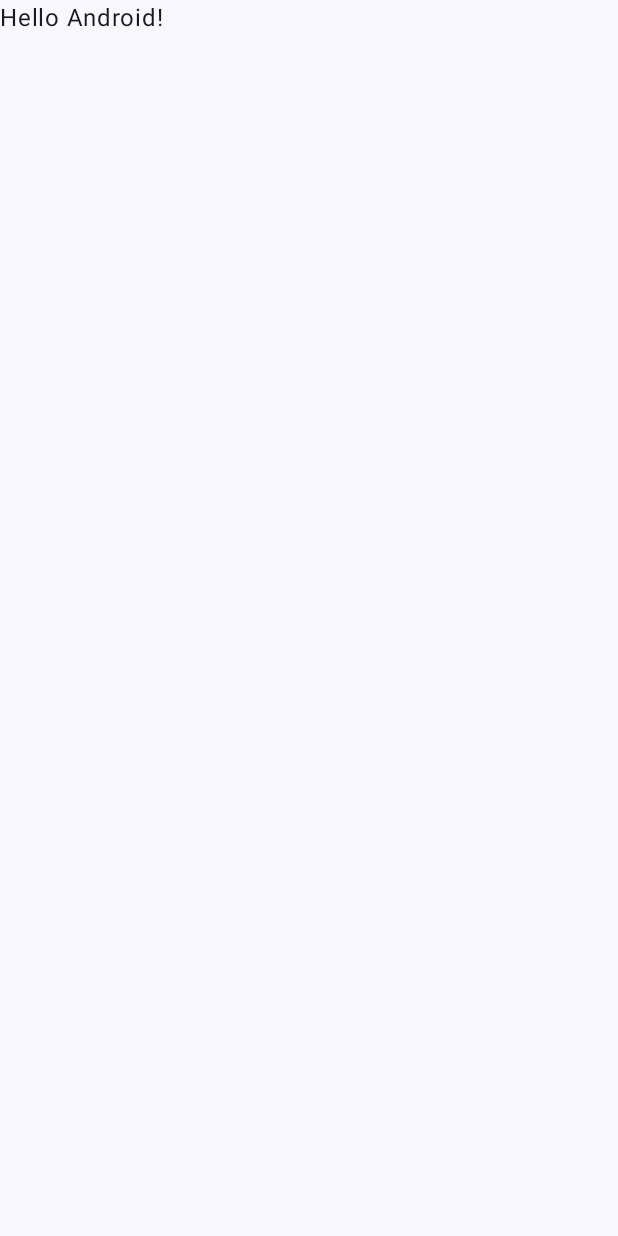
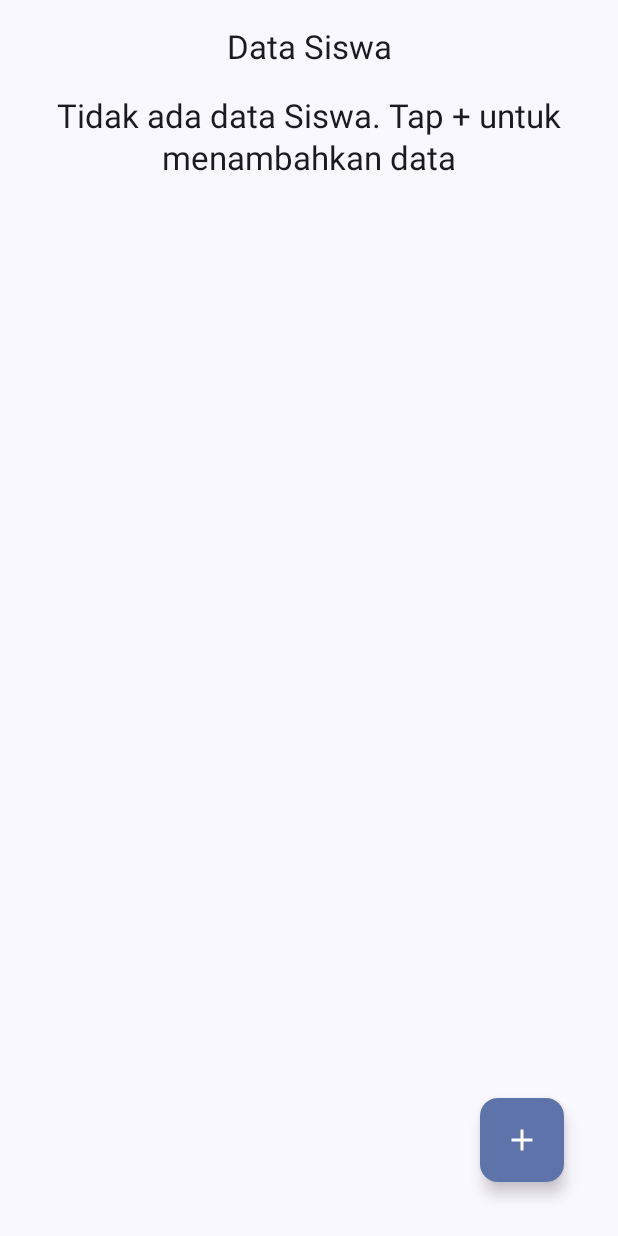
Before and after one commit to Alifnurrachman25/20210140029_RoomDatabase, an Android app built with Jetpack Compose: the screen it shows after launch (MainActivity), on a phone screen of 412 x 824 dp. Before the commit the screen is almost empty. Run offline under Robolectric (Android 15) with nearby library versions, the phone set to English and light mode, and no system bars; our stand-ins replace Room's generated code.

Commit message:
Meneruskan EntrySiswaBody dengan menambahkan FormInputSiswa dan button, dan memanggil function SiswaApp pada main activity

```diff
--- a/app/build.gradle.kts
+++ b/app/build.gradle.kts
@@ -6,7 +6,7 @@ plugins {
 
 android {
     namespace = "com.example.roomsiswa"
-    compileSdk = 33
+    compileSdk = 34
 
     defaultConfig {
         applicationId = "com.example.roomsiswa"
--- a/app/src/main/AndroidManifest.xml
+++ b/app/src/main/AndroidManifest.xml
@@ -3,6 +3,7 @@
     xmlns:tools="http://schemas.android.com/tools">
 
     <application
+        android:name=".AplikasiSiswa"
         android:allowBackup="true"
         android:dataExtractionRules="@xml/data_extraction_rules"
         android:fullBackupContent="@xml/backup_rules"
--- a/app/src/main/java/com/example/roomsiswa/MainActivity.kt
+++ b/app/src/main/java/com/example/roomsiswa/MainActivity.kt
@@ -10,6 +10,7 @@ import androidx.compose.material3.Text
 import androidx.compose.runtime.Composable
 import androidx.compose.ui.Modifier
 import androidx.compose.ui.tooling.preview.Preview
+import com.example.roomsiswa.navigasi.SiswaApp
 import com.example.roomsiswa.theme.RoomSiswaTheme
 
 class MainActivity : ComponentActivity() {
@@ -22,7 +23,7 @@ class MainActivity : ComponentActivity() {
                     modifier = Modifier.fillMaxSize(),
                     color = MaterialTheme.colorScheme.background
                 ) {
-                    Greeting("Android")
+                    SiswaApp()
                 }
             }
         }
```
Also changed, not shown: app/src/main/java/com/example/roomsiswa/ui/HalamanEntry.kt (+15 -1 lines).
